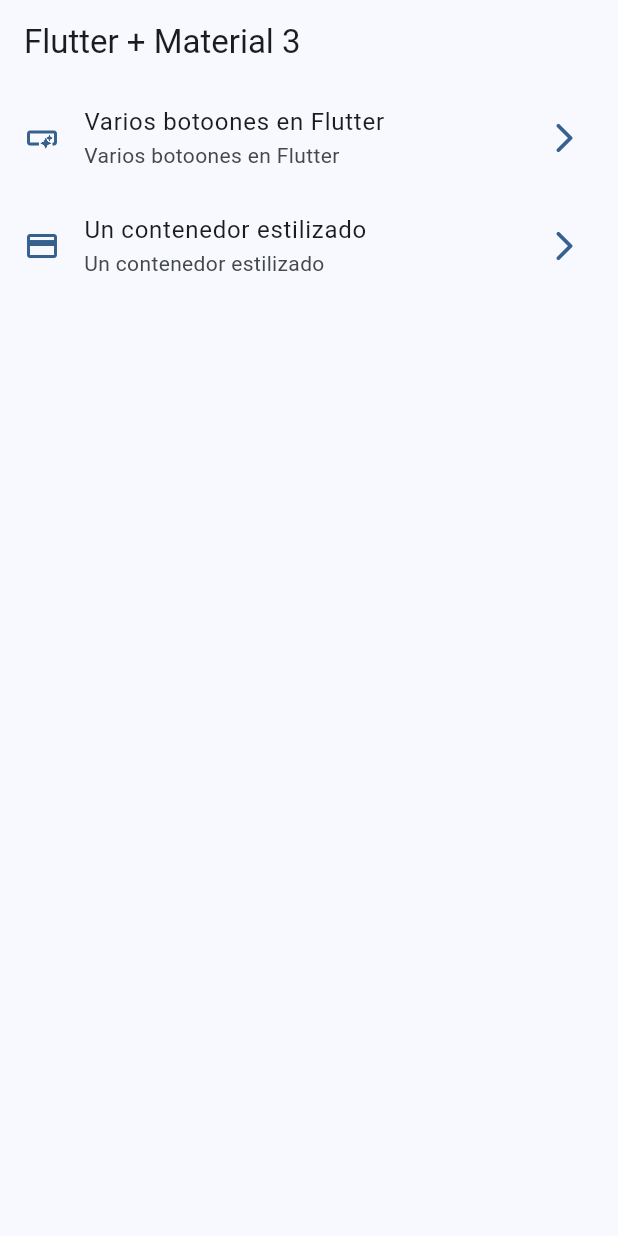
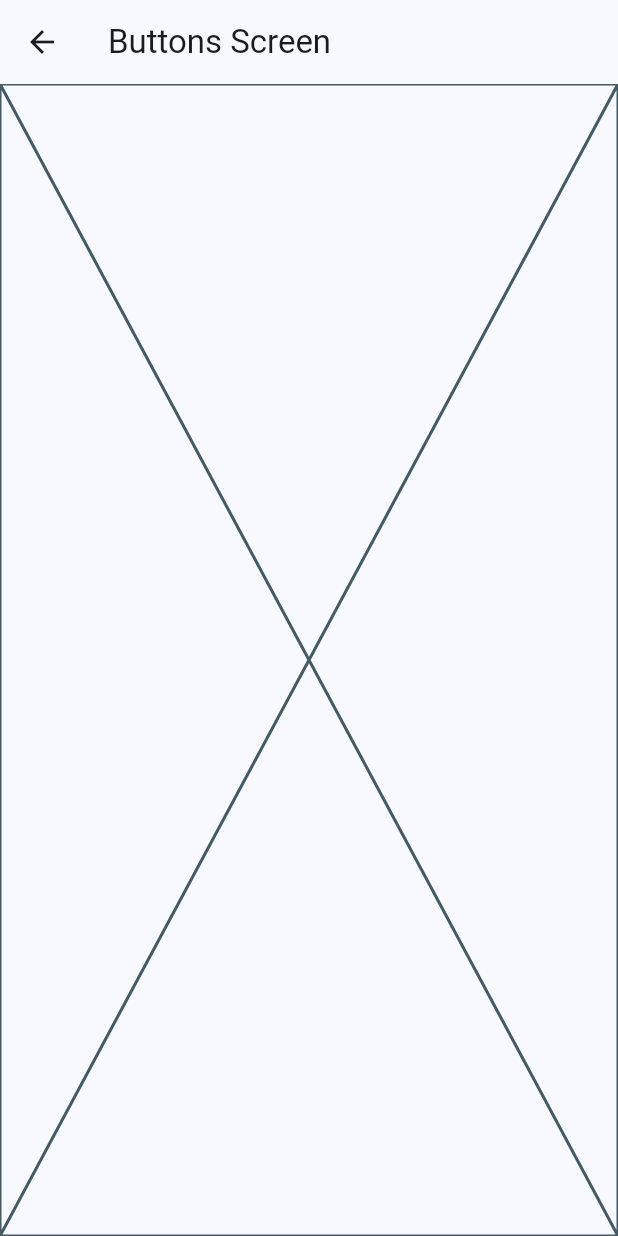
Before and after one commit to sardo15/flut_widgets_app, a Flutter app: the screen it shows after launch, after a tap on "Varios botoones en Flutter", on a phone screen of 412 x 824 dp. Run offline on Flutter 3.47's test engine with Material 2 defaults, Android fonts, the phone set to English and light mode, and no system bars.

Commit message:
rutas basicas configuradas con using name routes and navigator

```diff
--- a/lib/config/menu/menu_items.dart
+++ b/lib/config/menu/menu_items.dart
@@ -26,7 +26,7 @@ const appMenuItems = <MenuItem>[
   MenuItem(
       title: 'Tarjetas',
       subtitle: 'Un contenedor estilizado',
-      link: '/card',
+      link: '/cards',
       icon: Icons.credit_card),
 
 ];
--- /dev/null
+++ b/lib/config/presentations/screens/buttons/buttons_screen.dart
@@ -0,0 +1,15 @@
+import 'package:flutter/material.dart';
+
+class ButtonsScreen extends StatelessWidget {
+  const ButtonsScreen({super.key});
+
+  @override
+  Widget build(BuildContext context) {
+    return Scaffold(
+      appBar: AppBar(
+        title: const Text('Buttons Screen'),
+      ),
+      body: const Placeholder(),
+    );
+  }
+}
--- a/lib/config/presentations/screens/home/home_screen.dart
+++ b/lib/config/presentations/screens/home/home_screen.dart
@@ -1,5 +1,7 @@
 import 'package:flutter/material.dart';
 import 'package:widgets_app/config/menu/menu_items.dart';
+
+import '../buttons/buttons_screen.dart';
 
 class HomeScreen extends StatelessWidget {
   const HomeScreen({super.key});
@@ -50,6 +52,14 @@ class _CustomListTile extends StatelessWidget {
       title: Text(menuItem.subtitle),
       subtitle: Text(menuItem.subtitle),
       onTap: () {
+        //TODO: Navegar a otra pantalla
+        /*
+        Navigator.of(context).push(
+          MaterialPageRoute(builder: (context) => const ButtonsScreen())
+        );
+        */
+
+        Navigator.pushNamed(context, menuItem.link);
 
       },
     );
--- a/lib/main.dart
+++ b/lib/main.dart
@@ -1,6 +1,9 @@
 import 'package:flutter/material.dart';
 import 'package:widgets_app/config/presentations/screens/home/home_screen.dart';
 import 'package:widgets_app/config/theme/app_theme.dart';
+
+import 'config/presentations/screens/buttons/buttons_screen.dart';
+import 'config/presentations/screens/cards/cards_screen.dart';
 
 void main() {
   runApp(const MainApp());
@@ -14,7 +17,11 @@ class MainApp extends StatelessWidget {
     return MaterialApp(
       debugShowCheckedModeBanner: false,
       theme: AppTheme(selectedColor: 0).getTheme(),
-      home: const HomeScreen()
+      home: const HomeScreen(),
+      routes: {
+        '/buttons':(context) => const ButtonsScreen(),
+        '/cards':(context) => const CardsScreen(),
+      },
       );
   }
 }
```
Also changed, not shown: lib/config/presentations/screens/cards/cards_screen.dart (added, +15 -0 lines).
